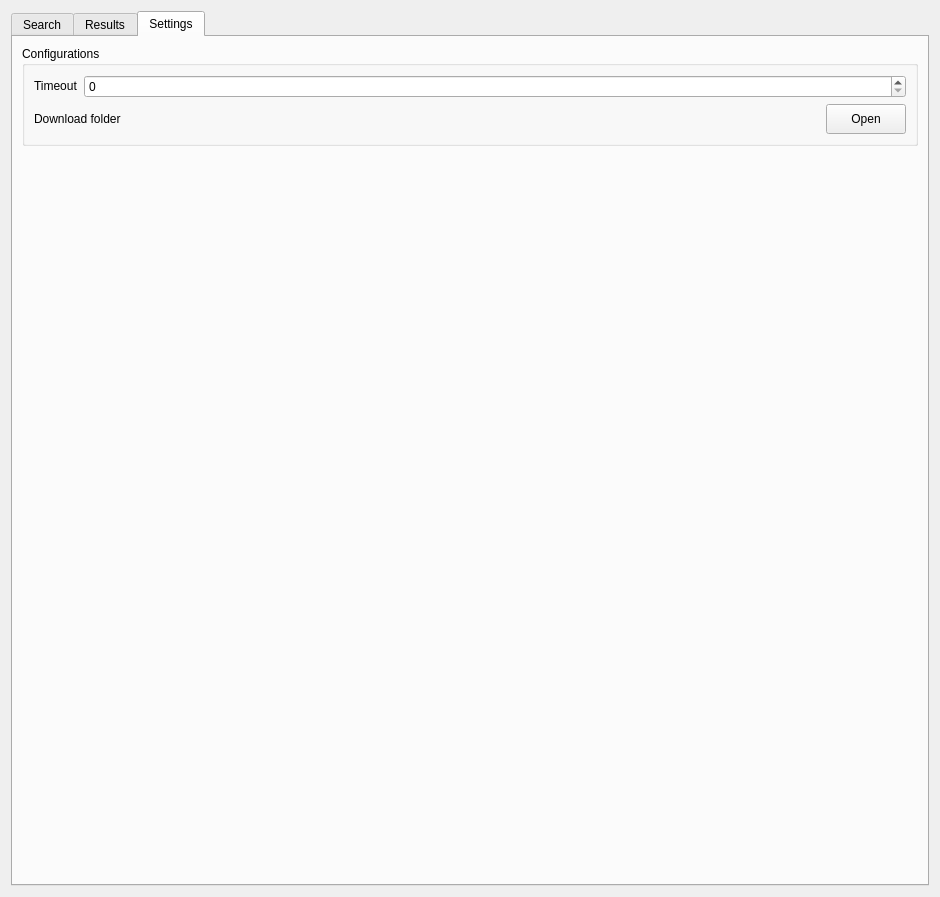
stac-utils/qgis-stac-plugin, file src/qgis_stac/ui/qgis_stac_widget.ui: the form before one commit.
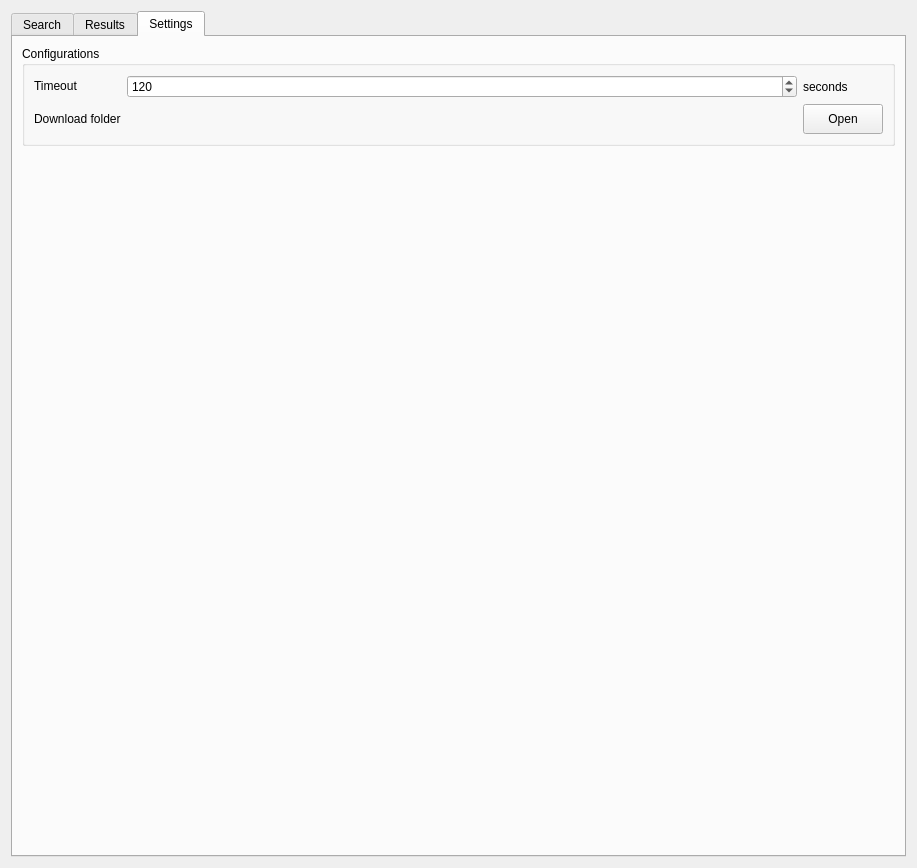
The form after the commit. The open tabs and pages were chosen to show the change. Custom widgets are drawn as their Qt base class.

Commit message: made the plugin main UI to be a dialog, added plugin to the QGIS web menu

The edit to the form file:
```diff
--- a/src/qgis_stac/ui/qgis_stac_widget.ui
+++ b/src/qgis_stac/ui/qgis_stac_widget.ui
@@ -6,8 +6,8 @@
    <rect>
     <x>0</x>
     <y>0</y>
-    <width>940</width>
-    <height>897</height>
+    <width>917</width>
+    <height>868</height>
    </rect>
   </property>
   <property name="font">
@@ -660,49 +660,11 @@
          <property name="title">
           <string>Configurations</string>
          </property>
-         <layout class="QVBoxLayout" name="verticalLayout_3">
-          <item>
-           <layout class="QHBoxLayout" name="horizontalLayout_9">
-            <item>
-             <layout class="QVBoxLayout" name="verticalLayout_6">
-              <item>
-               <widget class="QLabel" name="label_name">
-                <property name="enabled">
-                 <bool>true</bool>
-                </property>
-                <property name="sizePolicy">
-                 <sizepolicy hsizetype="Maximum" vsizetype="Maximum">
-                  <horstretch>0</horstretch>
-                  <verstretch>0</verstretch>
-                 </sizepolicy>
-                </property>
-                <property name="text">
-                 <string>Timeout</string>
-                </property>
-               </widget>
-              </item>
-             </layout>
-            </item>
-            <item>
-             <layout class="QVBoxLayout" name="verticalLayout_7">
-              <item>
-               <widget class="QSpinBox" name="spinBox">
-                <property name="sizePolicy">
-                 <sizepolicy hsizetype="Minimum" vsizetype="Fixed">
-                  <horstretch>0</horstretch>
-                  <verstretch>0</verstretch>
-                 </sizepolicy>
-                </property>
-               </widget>
-              </item>
-             </layout>
-            </item>
-           </layout>
-          </item>
-          <item>
-           <layout class="QHBoxLayout" name="horizontalLayout_5">
-            <item>
-             <widget class="QLabel" name="label_3">
+         <layout class="QGridLayout" name="gridLayout_10">
+          <item row="2" column="0">
+           <layout class="QGridLayout" name="gridLayout_11">
+            <item row="1" column="0">
+             <widget class="QLabel" name="download_folder">
               <property name="sizePolicy">
                <sizepolicy hsizetype="Preferred" vsizetype="Preferred">
                 <horstretch>0</horstretch>
@@ -723,7 +685,48 @@
               </property>
              </widget>
             </item>
-            <item>
+            <item row="0" column="0">
+             <widget class="QLabel" name="timeout_la">
+              <property name="enabled">
+               <bool>true</bool>
+              </property>
+              <property name="sizePolicy">
+               <sizepolicy hsizetype="Maximum" vsizetype="Maximum">
+                <horstretch>0</horstretch>
+                <verstretch>0</verstretch>
+               </sizepolicy>
+              </property>
+              <property name="text">
+               <string>Timeout</string>
+              </property>
+             </widget>
+            </item>
+            <item row="0" column="1">
+             <widget class="QSpinBox" name="timeout_spin_box">
+              <property name="sizePolicy">
+               <sizepolicy hsizetype="Minimum" vsizetype="Fixed">
+                <horstretch>0</horstretch>
+                <verstretch>0</verstretch>
+               </sizepolicy>
+              </property>
+              <property name="minimumSize">
+               <size>
+                <width>0</width>
+                <height>0</height>
+               </size>
+              </property>
+              <property name="minimum">
+               <number>1</number>
+              </property>
+              <property name="maximum">
+               <number>9999</number>
+              </property>
+              <property name="value">
+               <number>120</number>
+              </property>
+             </widget>
+            </item>
+            <item row="1" column="1">
              <widget class="QgsFileWidget" name="download_folder_btn">
               <property name="sizePolicy">
                <sizepolicy hsizetype="Expanding" vsizetype="Fixed">
@@ -733,7 +736,7 @@
               </property>
               <property name="minimumSize">
                <size>
-                <width>0</width>
+                <width>100</width>
                 <height>30</height>
                </size>
               </property>
@@ -751,7 +754,14 @@
               </property>
              </widget>
             </item>
-            <item>
+            <item row="0" column="2">
+             <widget class="QLabel" name="seconds">
+              <property name="text">
+               <string>seconds</string>
+              </property>
+             </widget>
+            </item>
+            <item row="1" column="2">
              <widget class="QPushButton" name="open_folder_btn">
               <property name="minimumSize">
                <size>
```
Left out of the diff: 12 changed lines with no effect on the pictures. The commit also changes 2 other files.
